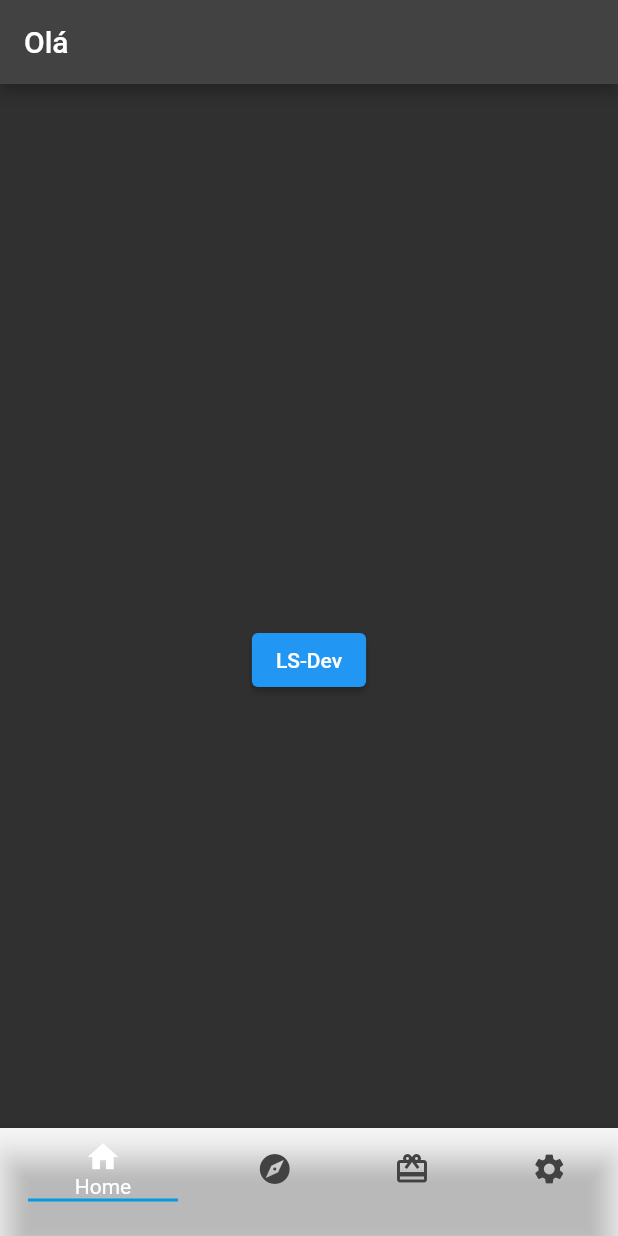
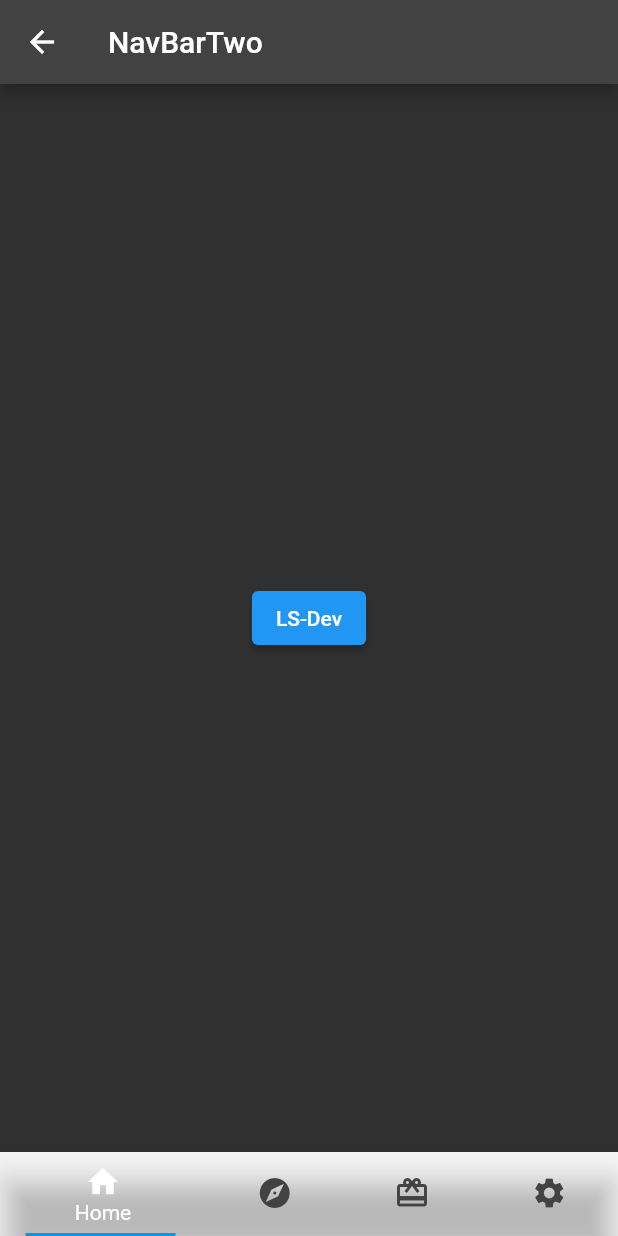
Before and after one commit to lleoserrano/nav_bar_animation, a Flutter app: the screen it shows after launch, after a tap on "LS-Dev", on a phone screen of 412 x 824 dp. Run offline on Flutter 3.47's test engine with Material 2 defaults, Android fonts, the phone set to English and light mode, and no system bars; our stand-ins replace get.

Commit message:
New nav bar
New Version nav bar model.

```diff
--- a/lib/home_page.dart
+++ b/lib/home_page.dart
@@ -1,5 +1,6 @@
 import 'package:flutter/material.dart';
 import 'package:get/get.dart';
+import 'package:nav_bar_animation/nav_bar_two.dart';
 
 import 'home_controller.dart';
 
@@ -15,7 +16,8 @@ class _HomePageState extends State<HomePage> {
   Widget build(BuildContext context) {
     final _ = Get.put(HomeController());
 
-    return Scaffold(
+    return SafeArea(
+      child: Scaffold(
         appBar: AppBar(
           title: const Text('Olá'),
         ),
@@ -23,8 +25,9 @@ class _HomePageState extends State<HomePage> {
         bottomNavigationBar: Obx(
           () => AnimatedContainer(
             duration: const Duration(milliseconds: 500),
-          color:
-              _.indexSelected.value % 2 == 0 ? Colors.white : Colors.blue[900],
+            color: _.indexSelected.value % 2 == 0
+                ? Colors.white
+                : Colors.blue[900],
             child: Theme(
               data: Theme.of(context).copyWith(canvasColor: Colors.transparent),
               child: BottomNavigationBar(
@@ -39,6 +42,7 @@ class _HomePageState extends State<HomePage> {
                 items: [
                   BottomNavigationBarItem(
                     icon: Column(
+                      mainAxisSize: MainAxisSize.min,
                       children: [
                         const Icon(Icons.home),
                         AnimatedContainer(
@@ -62,6 +66,7 @@ class _HomePageState extends State<HomePage> {
                   ),
                   BottomNavigationBarItem(
                     icon: Column(
+                      mainAxisSize: MainAxisSize.min,
                       children: [
                         const Icon(Icons.explore),
                         AnimatedContainer(
@@ -85,6 +90,7 @@ class _HomePageState extends State<HomePage> {
                   ),
                   BottomNavigationBarItem(
                     icon: Column(
+                      mainAxisSize: MainAxisSize.min,
                       children: [
                         const Icon(Icons.card_giftcard),
                         AnimatedContainer(
@@ -108,6 +114,7 @@ class _HomePageState extends State<HomePage> {
                   ),
                   BottomNavigationBarItem(
                     icon: Column(
+                      mainAxisSize: MainAxisSize.min,
                       children: [
                         const Icon(Icons.settings),
                         AnimatedContainer(
@@ -136,8 +143,11 @@ class _HomePageState extends State<HomePage> {
         ),
         body: Center(
           child: ElevatedButton(
-          onPressed: () async {},
+            onPressed: () async {
+              Get.to(() => const NavBarTwo());
+            },
             child: const Text('LS-Dev'),
+          ),
         ),
       ),
     );
--- /dev/null
+++ b/lib/nav_bar_two.dart
@@ -0,0 +1,98 @@
+import 'package:flutter/material.dart';
+import 'package:get/get.dart';
+
+import 'home_controller.dart';
+
+class NavBarTwo extends StatefulWidget {
+  const NavBarTwo({Key? key}) : super(key: key);
+
+  @override
+  State<NavBarTwo> createState() => _NavBarTwoState();
+}
+
+class _NavBarTwoState extends State<NavBarTwo> {
+  @override
+  Widget build(BuildContext context) {
+    final _ = Get.find<HomeController>();
+
+    return SafeArea(
+      child: Scaffold(
+        appBar: AppBar(
+          title: const Text('NavBarTwo'),
+        ),
+        bottomNavigationBar: Obx(
+          () => AnimatedContainer(
+            width: Get.width,
+            duration: const Duration(milliseconds: 500),
+            color: _.indexSelected.value % 2 == 0
+                ? Colors.white
+                : Colors.blue[900],
+            child: Theme(
+              data: Theme.of(context).copyWith(canvasColor: Colors.transparent),
+              child: Stack(
+                children: [
+                  BottomNavigationBar(
+                    backgroundColor: Colors.transparent,
+                    currentIndex: _.indexSelected.value,
+                    selectedItemColor: Colors.white,
+                    onTap: (index) {
+                      _.indexSelected.value = index;
+                    },
+                    items: const [
+                      BottomNavigationBarItem(
+                        icon: Icon(Icons.home),
+                        label: 'Home',
+                      ),
+                      BottomNavigationBarItem(
+                        icon: Icon(Icons.explore),
+                        label: 'Explorer',
+                      ),
+                      BottomNavigationBarItem(
+                        icon: Icon(Icons.card_giftcard),
+                        label: 'Catalogo',
+                      ),
+                      BottomNavigationBarItem(
+                        icon: Icon(Icons.settings),
+                        label: 'Settings',
+                      ),
+                    ],
+                  ),
+                  AnimatedPositioned(
+                    width: 100,
+                    left: _.indexSelected.value * (Get.width * .225) + 17,
+                    bottom: 0,
+                    duration: const Duration(milliseconds: 500),
+                    child: AnimatedContainer(
+                      duration: const Duration(milliseconds: 500),
+                      width: 100,
+                      constraints: const BoxConstraints(
+                        maxWidth: 100,
+                      ),
+                      height: 5,
+                      decoration: BoxDecoration(
+                        border: Border(
+                          bottom: BorderSide(
+                            width: 2,
+                            color: _.indexSelected.value % 2 == 0
+                                ? Colors.lightBlue.shade600
+                                : Colors.white,
+                          ),
+                        ),
+                      ),
+                    ),
+                  ),
+                ],
+              ),
+            ),
+          ),
+        ),
+        body: Center(
+          child: ElevatedButton(
+            onPressed: () async {},
+            child: const Text('LS-Dev'),
+          ),
+        ),
+      ),
+    );
+  }
+}
```
Lines whose indentation alone changed are shown as unchanged.
